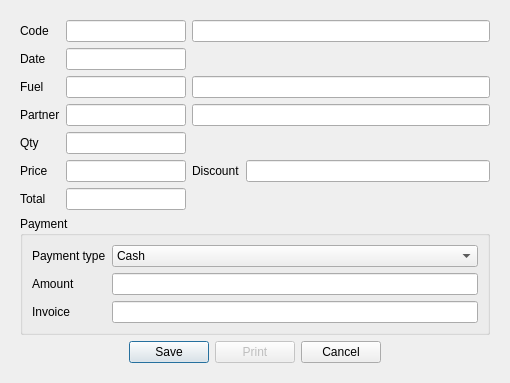
First picture: the form in fuelflashmove.ui, repository End1-1/FlashCards, before the edit.
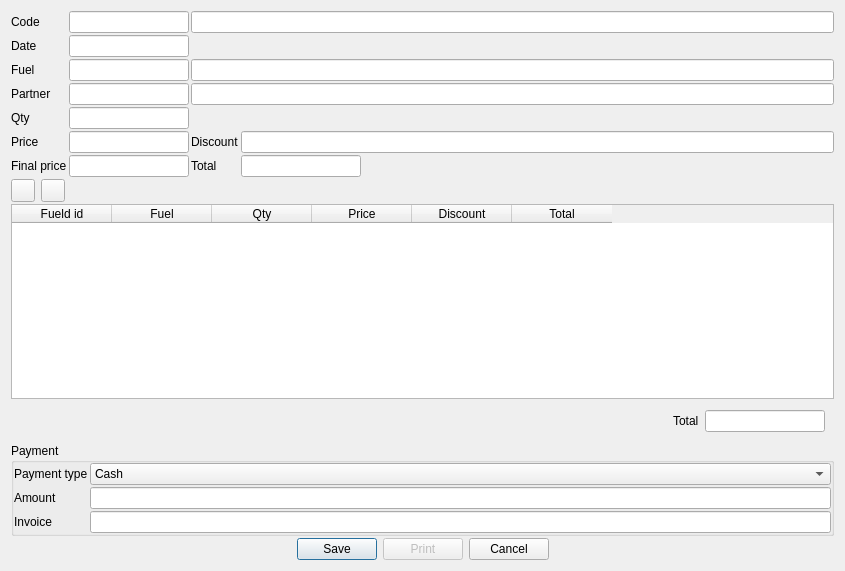
Second picture: the form after the edit. Icons and pictures are not drawn. Custom widgets are drawn as their Qt base class.

The edit to the form file:
```diff
--- a/fuelflashmove.ui
+++ b/fuelflashmove.ui
@@ -6,44 +6,115 @@
    <rect>
     <x>0</x>
     <y>0</y>
-    <width>510</width>
-    <height>352</height>
+    <width>845</width>
+    <height>571</height>
    </rect>
   </property>
   <property name="windowTitle">
    <string>Flash fuel</string>
   </property>
   <layout class="QGridLayout" name="gridLayout">
-   <item row="7" column="2">
+   <item row="5" column="1">
     <widget class="WdtContainer" name="wc" native="true">
      <layout class="QGridLayout" name="gridLayout_2">
-      <item row="2" column="0">
-       <widget class="QLabel" name="label_4">
+      <property name="leftMargin">
+       <number>0</number>
+      </property>
+      <property name="topMargin">
+       <number>0</number>
+      </property>
+      <property name="rightMargin">
+       <number>0</number>
+      </property>
+      <property name="bottomMargin">
+       <number>0</number>
+      </property>
+      <property name="spacing">
+       <number>2</number>
+      </property>
+      <item row="0" column="2" colspan="2">
+       <widget class="QLineEdit" name="leMove">
+        <property name="focusPolicy">
+         <enum>Qt::NoFocus</enum>
+        </property>
+        <property name="readOnly">
+         <bool>true</bool>
+        </property>
+       </widget>
+      </item>
+      <item row="7" column="0" colspan="4">
+       <widget class="QWidget" name="widget" native="true">
+        <property name="minimumSize">
+         <size>
+          <width>0</width>
+          <height>0</height>
+         </size>
+        </property>
+        <layout class="QHBoxLayout" name="horizontalLayout_2">
+         <property name="leftMargin">
+          <number>0</number>
+         </property>
+         <property name="topMargin">
+          <number>0</number>
+         </property>
+         <property name="rightMargin">
+          <number>0</number>
+         </property>
+         <property name="bottomMargin">
+          <number>0</number>
+         </property>
+         <item>
+          <widget class="QToolButton" name="btnAddRow">
+           <property name="text">
+            <string/>
+           </property>
+           <property name="icon">
+            <iconset resource="res.qrc">
+             <normaloff>:/res/add.png</normaloff>:/res/add.png</iconset>
+           </property>
+          </widget>
+         </item>
+         <item>
+          <widget class="QToolButton" name="btnRemoveRow">
+           <property name="text">
+            <string/>
+           </property>
+           <property name="icon">
+            <iconset resource="res.qrc">
+             <normaloff>:/res/cancel.png</normaloff>:/res/cancel.png</iconset>
+           </property>
+          </widget>
+         </item>
+         <item>
+          <spacer name="horizontalSpacer_3">
+           <property name="orientation">
+            <enum>Qt::Horizontal</enum>
+           </property>
+           <property name="sizeHint" stdset="0">
+            <size>
+             <width>766</width>
+             <height>20</height>
+            </size>
+           </property>
+          </spacer>
+         </item>
+        </layout>
+       </widget>
+      </item>
+      <item row="6" column="3">
+       <widget class="C5LineEdit" name="leTotal">
+        <property name="maximumSize">
+         <size>
+          <width>120</width>
+          <height>16777215</height>
+         </size>
+        </property>
+       </widget>
+      </item>
+      <item row="5" column="2">
+       <widget class="QLabel" name="label_11">
         <property name="text">
-         <string>Fuel</string>
-        </property>
-       </widget>
-      </item>
-      <item row="1" column="1">
-       <widget class="C5DateEdit" name="leDate">
-        <property name="maximumSize">
-         <size>
-          <width>120</width>
-          <height>16777215</height>
-         </size>
-        </property>
-       </widget>
-      </item>
-      <item row="2" column="1">
-       <widget class="C5LineEdit" name="leFuel">
-        <property name="maximumSize">
-         <size>
-          <width>120</width>
-          <height>16777215</height>
-         </size>
-        </property>
-        <property name="lkey" stdset="0">
-         <string>fuel_flash</string>
+         <string>Discount</string>
         </property>
        </widget>
       </item>
@@ -54,57 +125,13 @@
         </property>
        </widget>
       </item>
-      <item row="5" column="0">
-       <widget class="QLabel" name="label_6">
-        <property name="text">
-         <string>Price</string>
-        </property>
-       </widget>
-      </item>
-      <item row="0" column="1">
-       <widget class="C5LineEdit" name="leCode">
-        <property name="maximumSize">
-         <size>
-          <width>120</width>
-          <height>16777215</height>
-         </size>
-        </property>
+      <item row="5" column="3">
+       <widget class="C5LineEdit" name="leDiscount">
         <property name="focusPolicy">
-         <enum>Qt::NoFocus</enum>
+         <enum>Qt::StrongFocus</enum>
         </property>
         <property name="readOnly">
-         <bool>true</bool>
-        </property>
-       </widget>
-      </item>
-      <item row="4" column="0">
-       <widget class="QLabel" name="label_5">
-        <property name="text">
-         <string>Qty</string>
-        </property>
-       </widget>
-      </item>
-      <item row="6" column="1">
-       <widget class="C5LineEdit" name="leTotal">
-        <property name="maximumSize">
-         <size>
-          <width>120</width>
-          <height>16777215</height>
-         </size>
-        </property>
-       </widget>
-      </item>
-      <item row="1" column="0">
-       <widget class="QLabel" name="label_2">
-        <property name="text">
-         <string>Date</string>
-        </property>
-       </widget>
-      </item>
-      <item row="0" column="0">
-       <widget class="QLabel" name="label">
-        <property name="text">
-         <string>Code</string>
+         <bool>false</bool>
         </property>
        </widget>
       </item>
@@ -121,19 +148,46 @@
         </property>
        </widget>
       </item>
-      <item row="6" column="0">
-       <widget class="QLabel" name="label_7">
-        <property name="text">
-         <string>Total</string>
+      <item row="0" column="1">
+       <widget class="C5LineEdit" name="leCode">
+        <property name="maximumSize">
+         <size>
+          <width>120</width>
+          <height>16777215</height>
+         </size>
+        </property>
+        <property name="focusPolicy">
+         <enum>Qt::NoFocus</enum>
+        </property>
+        <property name="readOnly">
+         <bool>true</bool>
         </property>
        </widget>
       </item>
-      <item row="7" column="0" colspan="4">
+      <item row="11" column="0" colspan="4">
        <widget class="QGroupBox" name="gbPayment">
         <property name="title">
          <string>Payment</string>
         </property>
         <layout class="QFormLayout" name="formLayout">
+         <property name="horizontalSpacing">
+          <number>2</number>
+         </property>
+         <property name="verticalSpacing">
+          <number>2</number>
+         </property>
+         <property name="leftMargin">
+          <number>0</number>
+         </property>
+         <property name="topMargin">
+          <number>0</number>
+         </property>
+         <property name="rightMargin">
+          <number>0</number>
+         </property>
+         <property name="bottomMargin">
+          <number>0</number>
+         </property>
          <item row="0" column="0">
           <widget class="QLabel" name="label_8">
            <property name="text">
@@ -183,7 +237,130 @@
         </layout>
        </widget>
       </item>
-      <item row="8" column="0" colspan="4">
+      <item row="6" column="1">
+       <widget class="C5LineEdit" name="lePrice">
+        <property name="maximumSize">
+         <size>
+          <width>120</width>
+          <height>16777215</height>
+         </size>
+        </property>
+       </widget>
+      </item>
+      <item row="4" column="0">
+       <widget class="QLabel" name="label_5">
+        <property name="text">
+         <string>Qty</string>
+        </property>
+       </widget>
+      </item>
+      <item row="2" column="1">
+       <widget class="C5LineEdit" name="leFuel">
+        <property name="maximumSize">
+         <size>
+          <width>120</width>
+          <height>16777215</height>
+         </size>
+        </property>
+        <property name="lkey" stdset="0">
+         <string>fuel_flash</string>
+        </property>
+       </widget>
+      </item>
+      <item row="2" column="2" colspan="2">
+       <widget class="C5LineEdit" name="leFuelName">
+        <property name="focusPolicy">
+         <enum>Qt::NoFocus</enum>
+        </property>
+        <property name="readOnly">
+         <bool>true</bool>
+        </property>
+        <property name="lvalue" stdset="0">
+         <string>fuel_flash</string>
+        </property>
+       </widget>
+      </item>
+      <item row="5" column="0">
+       <widget class="QLabel" name="label_12">
+        <property name="text">
+         <string>Price</string>
+        </property>
+       </widget>
+      </item>
+      <item row="1" column="0">
+       <widget class="QLabel" name="label_2">
+        <property name="text">
+         <string>Date</string>
+        </property>
+       </widget>
+      </item>
+      <item row="9" column="0" colspan="4">
+       <widget class="C5TableWidget" name="tbl">
+        <property name="sizePolicy">
+         <sizepolicy hsizetype="Expanding" vsizetype="Expanding">
+          <horstretch>0</horstretch>
+          <verstretch>2</verstretch>
+         </sizepolicy>
+        </property>
+        <property name="editTriggers">
+         <set>QAbstractItemView::NoEditTriggers</set>
+        </property>
+        <property name="selectionMode">
+         <enum>QAbstractItemView::SingleSelection</enum>
+        </property>
+        <property name="selectionBehavior">
+         <enum>QAbstractItemView::SelectRows</enum>
+        </property>
+        <column>
+         <property name="text">
+          <string>Fueld id</string>
+         </property>
+        </column>
+        <column>
+         <property name="text">
+          <string>Fuel</string>
+         </property>
+        </column>
+        <column>
+         <property name="text">
+          <string>Qty</string>
+         </property>
+        </column>
+        <column>
+         <property name="text">
+          <string>Price</string>
+         </property>
+        </column>
+        <column>
+         <property name="text">
+          <string>Discount</string>
+         </property>
+        </column>
+        <column>
+         <property name="text">
+          <string>Total</string>
+         </property>
+        </column>
+       </widget>
+      </item>
+      <item row="2" column="0">
+       <widget class="QLabel" name="label_4">
+        <property name="text">
+         <string>Fuel</string>
+        </property>
+       </widget>
+      </item>
+      <item row="5" column="1">
+       <widget class="C5LineEdit" name="leInitialPrice">
+        <property name="maximumSize">
+         <size>
+          <width>120</width>
+          <height>16777215</height>
+         </size>
+        </property>
+       </widget>
+      </item>
+      <item row="12" column="0" colspan="4">
        <widget class="QWidget" name="widget_2" native="true">
         <layout class="QHBoxLayout" name="horizontalLayout">
          <property name="leftMargin">
@@ -251,53 +428,20 @@
         </layout>
        </widget>
       </item>
-      <item row="5" column="1">
-       <widget class="C5LineEdit" name="lePrice">
-        <property name="maximumSize">
-         <size>
-          <width>120</width>
-          <height>16777215</height>
-         </size>
-        </property>
-       </widget>
-      </item>
-      <item row="4" column="1">
-       <widget class="C5LineEdit" name="leQty">
-        <property name="maximumSize">
-         <size>
-          <width>120</width>
-          <height>16777215</height>
-         </size>
-        </property>
-       </widget>
-      </item>
-      <item row="5" column="2">
-       <widget class="QLabel" name="label_11">
+      <item row="6" column="2">
+       <widget class="QLabel" name="label_7">
         <property name="text">
-         <string>Discount</string>
+         <string>Total</string>
         </property>
        </widget>
       </item>
-      <item row="0" column="2" colspan="2">
-       <widget class="QLineEdit" name="leMove">
-        <property name="focusPolicy">
-         <enum>Qt::NoFocus</enum>
-        </property>
-        <property name="readOnly">
-         <bool>true</bool>
-        </property>
-       </widget>
-      </item>
-      <item row="2" column="2" colspan="2">
-       <widget class="C5LineEdit" name="leFuelName">
-        <property name="focusPolicy">
-         <enum>Qt::NoFocus</enum>
-        </property>
-        <property name="readOnly">
-         <bool>true</bool>
-        </property>
-        <property name="lvalue" stdset="0">
-         <string>fuel_flash</string>
+      <item row="1" column="1">
+       <widget class="C5DateEdit" name="leDate">
+        <property name="maximumSize">
+         <size>
+          <width>120</width>
+          <height>16777215</height>
+         </size>
         </property>
        </widget>
       </item>
@@ -314,16 +458,82 @@
         </property>
        </widget>
       </item>
-      <item row="5" column="3">
-       <widget class="C5LineEdit" name="leDiscount">
-        <property name="focusPolicy">
-         <enum>Qt::StrongFocus</enum>
+      <item row="6" column="0">
+       <widget class="QLabel" name="label_6">
+        <property name="text">
+         <string>Final price</string>
         </property>
-        <property name="readOnly">
-         <bool>false</bool>
+       </widget>
+      </item>
+      <item row="0" column="0">
+       <widget class="QLabel" name="label">
+        <property name="text">
+         <string>Code</string>
         </property>
        </widget>
       </item>
+      <item row="4" column="1">
+       <widget class="C5LineEdit" name="leQty">
+        <property name="maximumSize">
+         <size>
+          <width>120</width>
+          <height>16777215</height>
+         </size>
+        </property>
+       </widget>
+      </item>
+      <item row="10" column="3">
+       <widget class="QWidget" name="widget_3" native="true">
+        <layout class="QHBoxLayout" name="horizontalLayout_3">
+         <item>
+          <spacer name="horizontalSpacer_5">
+           <property name="orientation">
+            <enum>Qt::Horizontal</enum>
+           </property>
+           <property name="sizeHint" stdset="0">
+            <size>
+             <width>40</width>
+             <height>20</height>
+            </size>
+           </property>
+          </spacer>
+         </item>
+         <item>
+          <widget class="QLabel" name="label_13">
+           <property name="text">
+            <string>Total</string>
+           </property>
+          </widget>
+         </item>
+         <item>
+          <widget class="C5LineEdit" name="ltTotal">
+           <property name="maximumSize">
+            <size>
+             <width>120</width>
+             <height>16777215</height>
+            </size>
+           </property>
+           <property name="readOnly">
+            <bool>true</bool>
+           </property>
+          </widget>
+         </item>
+        </layout>
+       </widget>
+      </item>
+      <item row="10" column="0" colspan="3">
+       <spacer name="horizontalSpacer_4">
+        <property name="orientation">
+         <enum>Qt::Horizontal</enum>
+        </property>
+        <property name="sizeHint" stdset="0">
+         <size>
+          <width>40</width>
+          <height>20</height>
+         </size>
+        </property>
+       </spacer>
+      </item>
      </layout>
     </widget>
    </item>
@@ -346,6 +556,11 @@
    <extends>QLineEdit</extends>
    <header location="global">c5dateedit.h</header>
   </customwidget>
+  <customwidget>
+   <class>C5TableWidget</class>
+   <extends>QTableWidget</extends>
+   <header location="global">c5tablewidget.h</header>
+  </customwidget>
  </customwidgets>
  <tabstops>
   <tabstop>leDate</tabstop>
```
Left out of the diff: 6 changed lines with no effect on the pictures.
